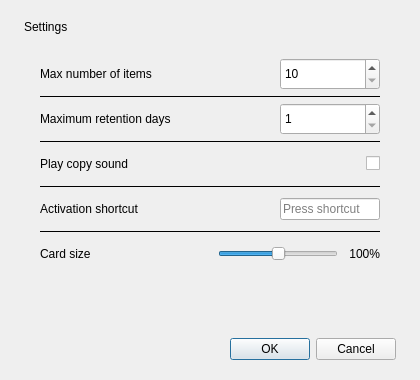
Above: widget/MPasteSettingsWidget.ui from SeptemberHX/MPaste before the change. Below: the same form after it.
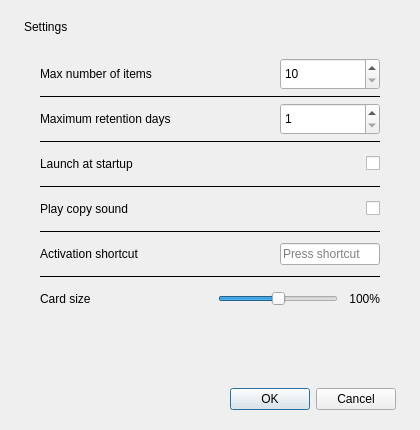
That is the form after the change.

Commit message: Add launch at startup toggle with Windows registry integration

Diff of the .ui file:
```diff
--- a/widget/MPasteSettingsWidget.ui
+++ b/widget/MPasteSettingsWidget.ui
@@ -7,19 +7,19 @@
     <x>0</x>
     <y>0</y>
     <width>420</width>
-    <height>380</height>
+    <height>430</height>
    </rect>
   </property>
   <property name="minimumSize">
    <size>
     <width>420</width>
-    <height>380</height>
+    <height>430</height>
    </size>
   </property>
   <property name="maximumSize">
    <size>
     <width>420</width>
-    <height>380</height>
+    <height>430</height>
    </size>
   </property>
   <property name="windowTitle">
@@ -96,55 +96,76 @@
 
       <!-- Row 4: Play sound -->
       <item row="4" column="0">
-       <widget class="QLabel" name="label_3">
-        <property name="text"><string>Play copy sound</string></property>
+       <widget class="QLabel" name="label_autostart">
+        <property name="text"><string>Launch at startup</string></property>
         <property name="minimumSize"><size><width>0</width><height>44</height></size></property>
        </widget>
       </item>
       <item row="4" column="1" alignment="Qt::AlignRight|Qt::AlignVCenter">
-       <widget class="QCheckBox" name="playSoundCheckBox">
+       <widget class="QCheckBox" name="autoStartCheckBox">
         <property name="text"><string/></property>
        </widget>
       </item>
 
       <!-- Row 5: sep -->
       <item row="5" column="0" colspan="2">
-       <widget class="QFrame" name="sep3">
+       <widget class="QFrame" name="sep_autostart">
         <property name="maximumSize"><size><width>16777215</width><height>1</height></size></property>
         <property name="frameShape"><enum>QFrame::Shape::HLine</enum></property>
        </widget>
       </item>
 
-      <!-- Row 6: Shortcut -->
+      <!-- Row 6: Play sound -->
       <item row="6" column="0">
-       <widget class="QLabel" name="label_4">
-        <property name="text"><string>Activation shortcut</string></property>
+       <widget class="QLabel" name="label_3">
+        <property name="text"><string>Play copy sound</string></property>
         <property name="minimumSize"><size><width>0</width><height>44</height></size></property>
        </widget>
       </item>
       <item row="6" column="1" alignment="Qt::AlignRight|Qt::AlignVCenter">
-       <widget class="QKeySequenceEdit" name="shortcutEdit">
-        <property name="minimumSize"><size><width>100</width><height>32</height></size></property>
-        <property name="maximumSize"><size><width>100</width><height>32</height></size></property>
+       <widget class="QCheckBox" name="playSoundCheckBox">
+        <property name="text"><string/></property>
        </widget>
       </item>
 
       <!-- Row 7: sep -->
       <item row="7" column="0" colspan="2">
-       <widget class="QFrame" name="sep4">
+       <widget class="QFrame" name="sep3">
         <property name="maximumSize"><size><width>16777215</width><height>1</height></size></property>
         <property name="frameShape"><enum>QFrame::Shape::HLine</enum></property>
        </widget>
       </item>
 
-      <!-- Row 8: Card size -->
+      <!-- Row 8: Shortcut -->
       <item row="8" column="0">
+       <widget class="QLabel" name="label_4">
+        <property name="text"><string>Activation shortcut</string></property>
+        <property name="minimumSize"><size><width>0</width><height>44</height></size></property>
+       </widget>
+      </item>
+      <item row="8" column="1" alignment="Qt::AlignRight|Qt::AlignVCenter">
+       <widget class="QKeySequenceEdit" name="shortcutEdit">
+        <property name="minimumSize"><size><width>100</width><height>32</height></size></property>
+        <property name="maximumSize"><size><width>100</width><height>32</height></size></property>
+       </widget>
+      </item>
+
+      <!-- Row 9: sep -->
+      <item row="9" column="0" colspan="2">
+       <widget class="QFrame" name="sep4">
+        <property name="maximumSize"><size><width>16777215</width><height>1</height></size></property>
+        <property name="frameShape"><enum>QFrame::Shape::HLine</enum></property>
+       </widget>
+      </item>
+
+      <!-- Row 10: Card size -->
+      <item row="10" column="0">
        <widget class="QLabel" name="label_5">
         <property name="text"><string>Card size</string></property>
         <property name="minimumSize"><size><width>0</width><height>44</height></size></property>
        </widget>
       </item>
-      <item row="8" column="1" alignment="Qt::AlignRight|Qt::AlignVCenter">
+      <item row="10" column="1" alignment="Qt::AlignRight|Qt::AlignVCenter">
        <widget class="QWidget" name="scaleWidget" native="true">
         <layout class="QHBoxLayout" name="scaleLayout">
          <property name="leftMargin"><number>0</number></property>
```
Left out of the diff: 2 changed lines with no effect on the pictures. The commit also changes 4 other files.
